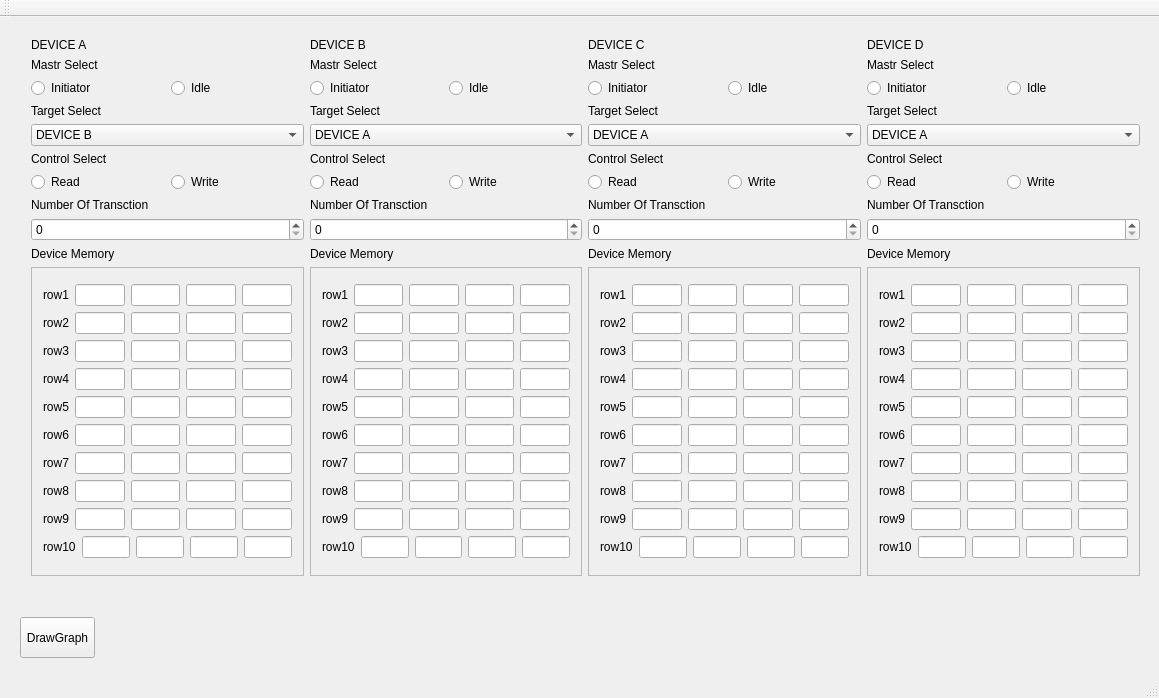
The window that PCIsimulator/mainwindow.ui (Qt-Widgets/PCIbusQTgui) describes before a commit, drawn with Qt 5.
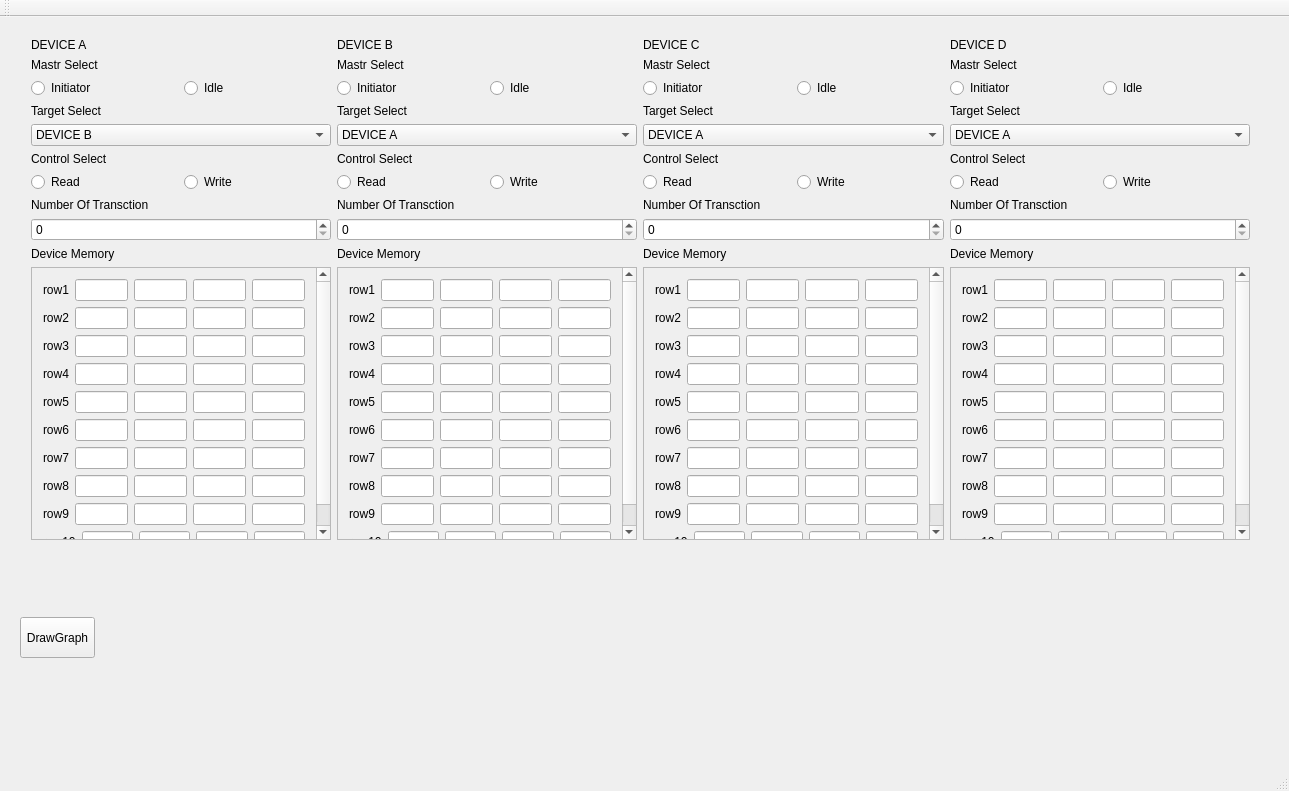
The same window after the commit.

Commit message: fixing radio buttons bug / Adding Class DEVICE

Diff of the .ui file:
```diff
--- a/PCIsimulator/mainwindow.ui
+++ b/PCIsimulator/mainwindow.ui
@@ -9,8 +9,8 @@
    <rect>
     <x>0</x>
     <y>0</y>
-    <width>1159</width>
-    <height>698</height>
+    <width>1289</width>
+    <height>791</height>
    </rect>
   </property>
   <property name="windowTitle">
@@ -22,8 +22,8 @@
      <rect>
       <x>20</x>
       <y>10</y>
-      <width>1131</width>
-      <height>560</height>
+      <width>1241</width>
+      <height>524</height>
      </rect>
     </property>
     <layout class="QHBoxLayout" name="horizontalLayout_53">
@@ -145,8 +145,8 @@
            <rect>
             <x>0</x>
             <y>0</y>
-            <width>276</width>
-            <height>313</height>
+            <width>301</width>
+            <height>294</height>
            </rect>
           </property>
           <layout class="QGridLayout" name="gridLayout">
@@ -506,10 +506,10 @@
          <widget class="QWidget" name="scrollAreaWidgetContents_2">
           <property name="geometry">
            <rect>
-            <x>-2</x>
+            <x>0</x>
             <y>0</y>
-            <width>276</width>
-            <height>313</height>
+            <width>301</width>
+            <height>294</height>
            </rect>
           </property>
           <layout class="QGridLayout" name="gridLayout_2">
@@ -869,10 +869,10 @@
          <widget class="QWidget" name="scrollAreaWidgetContents_3">
           <property name="geometry">
            <rect>
-            <x>-3</x>
+            <x>0</x>
             <y>0</y>
-            <width>276</width>
-            <height>313</height>
+            <width>302</width>
+            <height>294</height>
            </rect>
           </property>
           <layout class="QGridLayout" name="gridLayout_3">
@@ -1234,8 +1234,8 @@
            <rect>
             <x>0</x>
             <y>0</y>
-            <width>276</width>
-            <height>313</height>
+            <width>301</width>
+            <height>294</height>
            </rect>
           </property>
           <layout class="QGridLayout" name="gridLayout_4">
```
Left out of the diff: 100 changed lines with no effect on the pictures. The commit also changes 7 other files.
